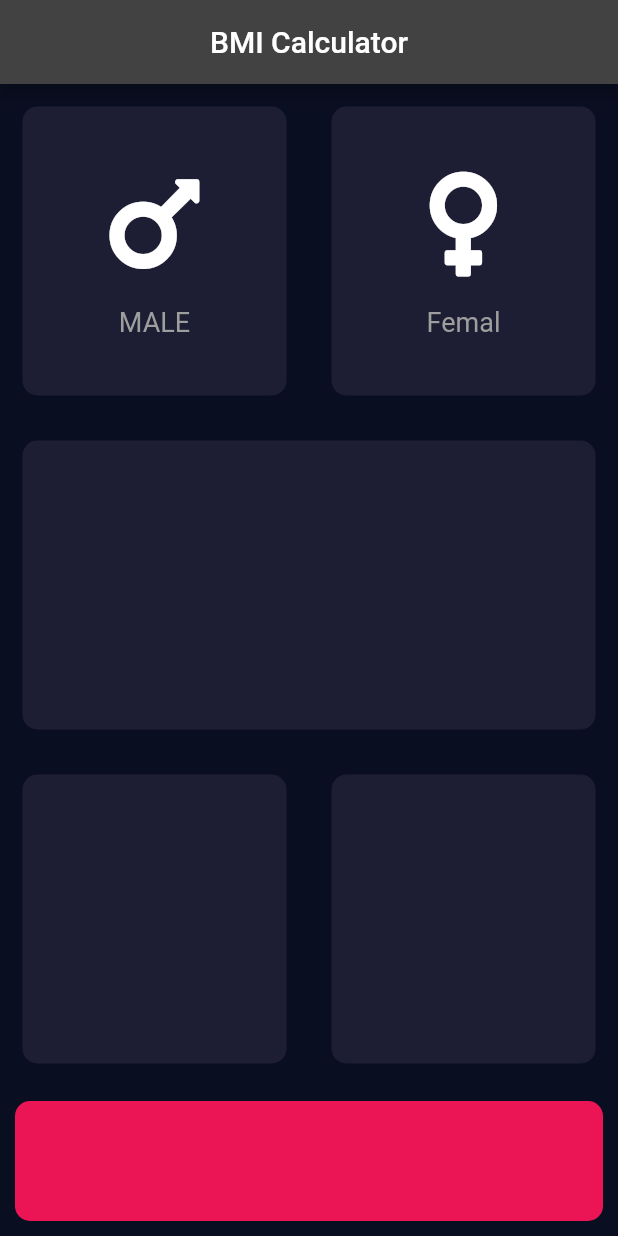
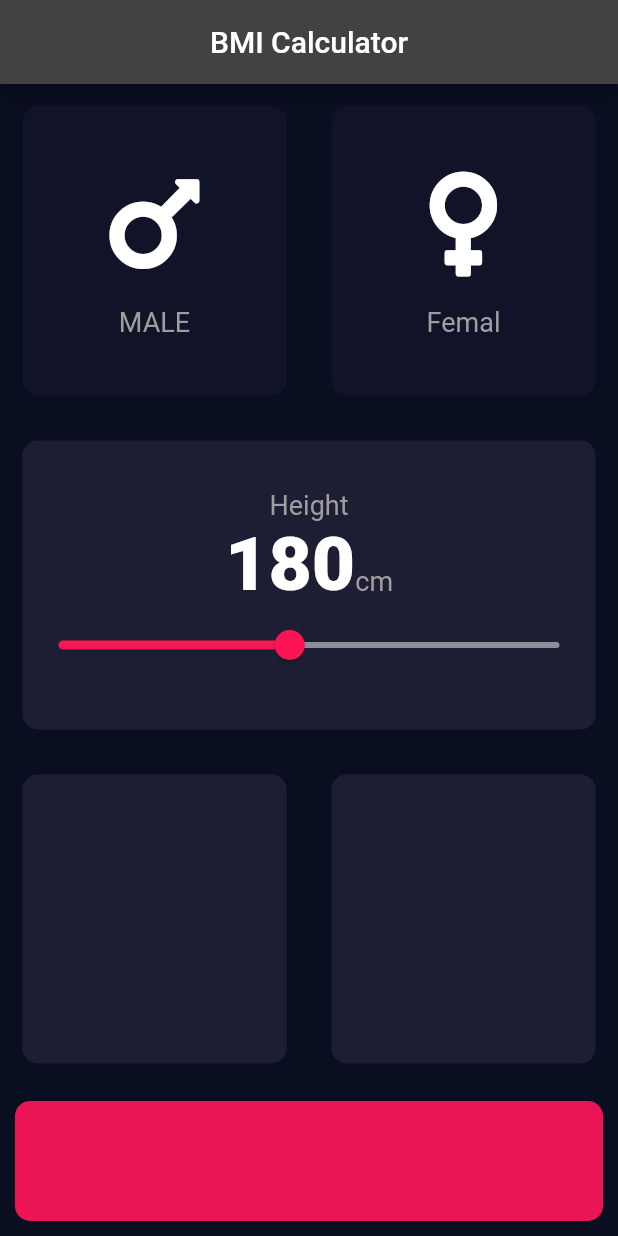
Before and after one commit to anup-paul/bmiCalculator, a Flutter app: the screen it shows after launch, on a phone screen of 412 x 824 dp. Run offline on Flutter 3.47's test engine with Material 2 defaults, Android fonts, the phone set to English and light mode, and no system bars; our stand-ins replace font_awesome_flutter.

```diff
--- /dev/null
+++ b/lib/constans.dart
@@ -0,0 +1,10 @@
+import 'package:flutter/material.dart';
+
+const buttomContainerHeight = 80.0;
+const activeCardColor = Color(0xFF1D1E33);
+const inActiveCardColor = Color(0xFF111328);
+const buttomContainerColor = Color(0xFFEB1555);
+
+const labelTextStyle = TextStyle(fontSize: 18.0, color: Colors.grey);
+
+const numberTextStyle = TextStyle(fontSize: 50.0, fontWeight: FontWeight.w900);
--- a/lib/iconContent.dart
+++ b/lib/iconContent.dart
@@ -1,6 +1,8 @@
 import 'package:flutter/material.dart';
 
-const labelTextStyle = TextStyle(fontSize: 18.0, color: Colors.grey);
+import 'constans.dart';
+
+
 
 class IconConent extends StatelessWidget {
   IconConent({this.icon, this.label});
--- a/lib/input_page.dart
+++ b/lib/input_page.dart
@@ -2,11 +2,10 @@ import 'package:bim_calculator/reusableCard.dart';
 import 'package:flutter/material.dart';
 import 'package:font_awesome_flutter/font_awesome_flutter.dart';
 
+import 'constans.dart';
 import 'iconContent.dart';
 
-const buttomContainerHeight = 80.0;
-const activeCardColor = Color(0xFF1D1E33);
-const buttomContainerColor = Color(0xFFEB1555);
+enum Gender { male, female }
 
 class InputPage extends StatefulWidget {
   const InputPage({Key? key}) : super(key: key);
@@ -16,6 +15,31 @@ class InputPage extends StatefulWidget {
 }
 
 class _InputPageState extends State<InputPage> {
+  Gender? selectedGender;
+  int height = 180;
+
+  // Color maleCardColor = inActiveCardColor;
+  // Color femaleCardColor = inActiveCardColor;
+
+  // void updateColor(Gender selectedGender) {
+  //   if (selectedGender == Gender.male) {
+  //     if (maleCardColor == inActiveCardColor) {
+  //       maleCardColor = activeCardColor;
+  //       femaleCardColor = inActiveCardColor;
+  //     } else {
+  //       maleCardColor = inActiveCardColor;
+  //     }
+  //   }
+  //   if (selectedGender == Gender.female) {
+  //     if (femaleCardColor == inActiveCardColor) {
+  //       femaleCardColor = activeCardColor;
+  //       maleCardColor = inActiveCardColor;
+  //     } else {
+  //       femaleCardColor = inActiveCardColor;
+  //     }
+  //   }
+  // }
+
   @override
   Widget build(BuildContext context) {
     return SafeArea(
@@ -25,13 +49,21 @@ class _InputPageState extends State<InputPage> {
             title: Text('BMI Calculator'),
           ),
           body: Column(
+            crossAxisAlignment: CrossAxisAlignment.stretch,
             children: [
               Expanded(
                 child: Row(
                   children: [
                     Expanded(
                       child: ReusableCard(
-                        colour: activeCardColor,
+                        onPress: () {
+                          setState(() {
+                            selectedGender = Gender.male;
+                          });
+                        },
+                        colour: selectedGender == Gender.male
+                            ? activeCardColor
+                            : inActiveCardColor,
                         cardChild: IconConent(
                           icon: FontAwesomeIcons.mars,
                           label: "MALE",
@@ -40,7 +72,14 @@ class _InputPageState extends State<InputPage> {
                     ),
                     Expanded(
                       child: ReusableCard(
-                        colour: activeCardColor,
+                        onPress: () {
+                          setState(() {
+                            selectedGender = Gender.female;
+                          });
+                        },
+                        colour: selectedGender == Gender.female
+                            ? activeCardColor
+                            : inActiveCardColor,
                         cardChild: IconConent(
                           icon: FontAwesomeIcons.venus,
                           label: "Femal",
@@ -53,6 +92,42 @@ class _InputPageState extends State<InputPage> {
               Expanded(
                 child: ReusableCard(
                   colour: activeCardColor,
+                  cardChild: Column(
+                    mainAxisAlignment: MainAxisAlignment.center,
+                    children: [
+                      Text(
+                        'Height',
+                        style: labelTextStyle,
+                      ),
+                      Row(
+                        mainAxisAlignment: MainAxisAlignment.center,
+                        crossAxisAlignment: CrossAxisAlignment.baseline,
+                        textBaseline: TextBaseline.alphabetic,
+                        children: [
+                          Text(
+                            height.toString(),
+                            style: numberTextStyle,
+                          ),
+                          Text(
+                            'cm',
+                            style: labelTextStyle,
+                          ),
+                        ],
+                      ),
+                      Slider(
+                        value: height.toDouble(),
+                        min: 120.00,
+                        max: 250.00,
+                        activeColor: Color(0XFFFB1555),
+                        inactiveColor: Color(0XFF8D8E98),
+                        onChanged: (double newValue) {
+                          setState(() {
+                            height = newValue.round();
+                          });
+                        },
+                      ),
+                    ],
+                  ),
                 ),
               ),
               Expanded(
--- a/lib/reusableCard.dart
+++ b/lib/reusableCard.dart
@@ -1,12 +1,15 @@
 import 'package:flutter/cupertino.dart';
 
 class ReusableCard extends StatelessWidget {
-  ReusableCard({required this.colour, this.cardChild}); // create constructor
+  ReusableCard({required this.colour, this.cardChild, this.onPress}); // create constructor
   final Color colour;
   final Widget? cardChild;
+  final Function()? onPress;
   @override
   Widget build(BuildContext context) {
-    return Container(
+    return GestureDetector(
+      onTap: onPress,
+      child: Container(
         margin: EdgeInsets.all(15.0),
         child: cardChild,
         decoration: BoxDecoration(
@@ -15,6 +18,7 @@ class ReusableCard extends StatelessWidget {
         ),
         // height: 200,
         // width: 200,
+      ),
     );
   }
 }
```
Lines whose indentation alone changed are shown as unchanged.
